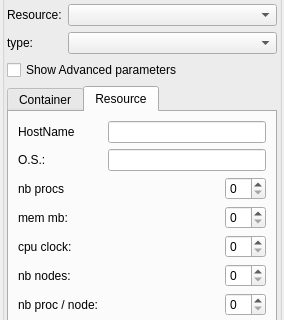
Above: src/genericgui/FormContainer.ui from SalomePlatform/yacs before the change; both pictures show x 0 to 284 and y 121 to 441 of the 284 by 655 pixel window. Below: the same form after it.
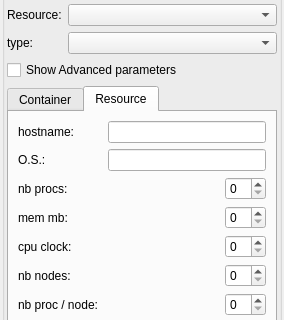
That is the form after the change. Custom widgets are drawn as their Qt base class.

Diff of the .ui file:
```diff
--- a/src/genericgui/FormContainer.ui
+++ b/src/genericgui/FormContainer.ui
@@ -273,7 +273,7 @@
           <item row="0" column="0">
            <widget class="QLabel" name="label_19">
             <property name="text">
-             <string>HostName</string>
+             <string>hostname:</string>
             </property>
            </widget>
           </item>
@@ -293,7 +293,7 @@
           <item row="2" column="0">
            <widget class="QLabel" name="label_20">
             <property name="text">
-             <string>nb procs</string>
+             <string>nb procs:</string>
             </property>
            </widget>
           </item>
```
Left out of the diff: 4 changed lines with no effect on the pictures.
